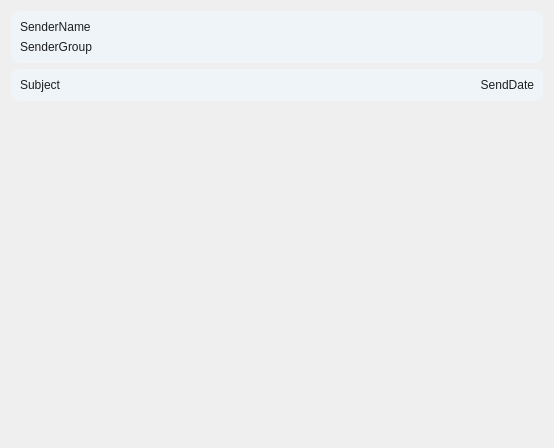
First picture: the form in view/messageCenter/messagedetailpage.ui, repository JunWang666/LabNexus, before the edit.
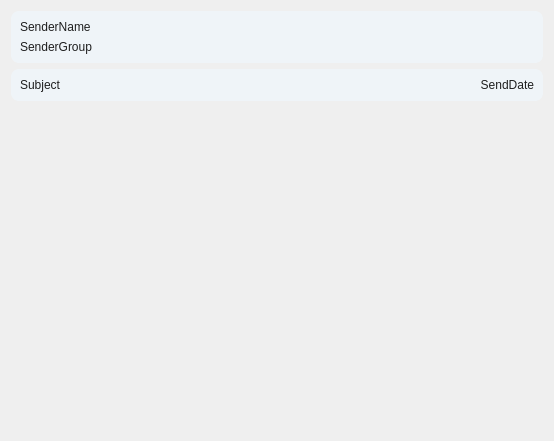
Second picture: the form after the edit.

Patch:
```diff
--- a/view/messageCenter/messagedetailpage.ui
+++ b/view/messageCenter/messagedetailpage.ui
@@ -7,7 +7,7 @@
                 <x>0</x>
                 <y>0</y>
                 <width>554</width>
-                <height>448</height>
+                <height>441</height>
             </rect>
         </property>
         <property name="windowTitle">
```
